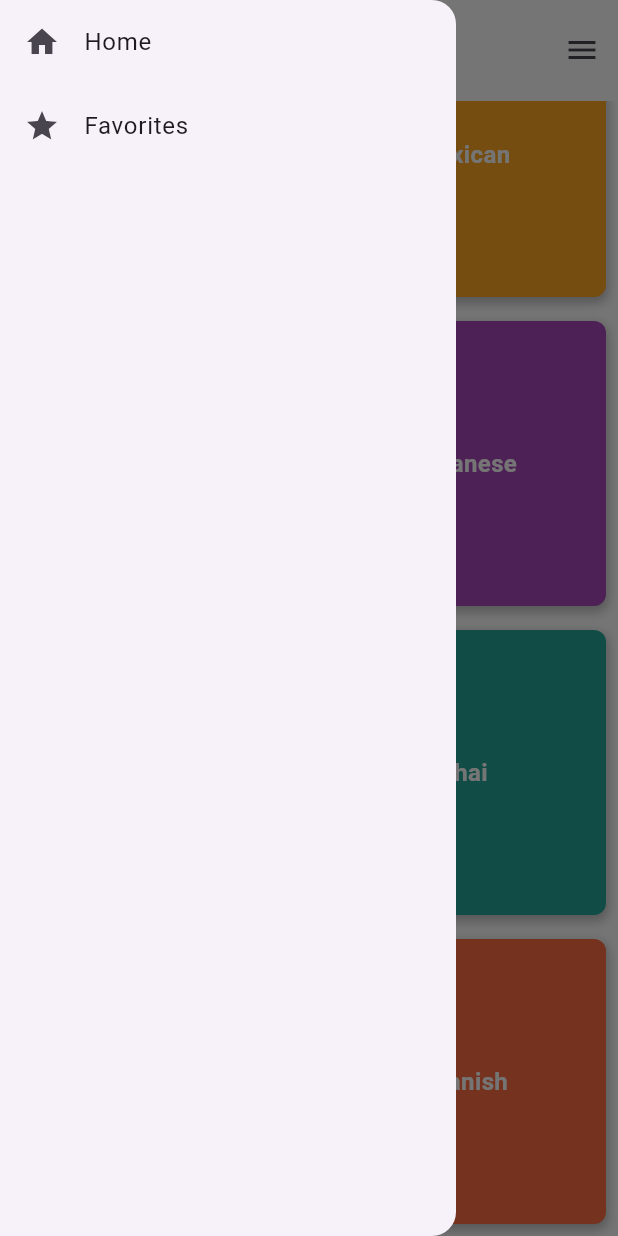
After one commit to JUDEJEEVAN/recipies-app, a Flutter app: the screen it shows after launch, scrolled down 273 dp, after a tap on the "menu" icon, on a phone screen of 412 x 824 dp. The commit adds this screen. Run offline on Flutter 3.47's test engine with Material 3 defaults, Android fonts, the phone set to English and light mode, and no system bars; our stand-ins replace gap.

Commit message:
Session 23 (#3)
* added image urls for some recipe.

* created a custom drawer for common usage across the application.

* hamburger icon to open the drawer has been added.

```diff
--- /dev/null
+++ b/recipe_app/lib/components/custom_drawer.dart
@@ -0,0 +1,34 @@
+import 'package:flutter/material.dart';
+
+import 'package:recipe_app/screens/home_screen.dart';
+
+class CustomDrawer extends StatelessWidget {
+  const CustomDrawer({
+    super.key,
+  });
+
+  @override
+  Widget build(BuildContext context) {
+    return Drawer(
+      child: ListView(
+        children: [
+          ListTile(
+            leading: const Icon(Icons.home),
+            title: const Text('Home'),
+            onTap: () {
+              Navigator.pushReplacement(
+                context,
+                MaterialPageRoute(builder: (context) => const HomeScreen()),
+              );
+            },
+          ),
+          ListTile(
+            leading: const Icon(Icons.star),
+            title: const Text('Favorites'),
+            onTap: () {},
+          ),
+        ],
+      ),
+    );
+  }
+}
--- a/recipe_app/lib/data/sample_categories.dart
+++ b/recipe_app/lib/data/sample_categories.dart
@@ -12,7 +12,7 @@ final List<FoodCategory> foodCategories = [
         name: 'Noodles',
         procedure: ['Boil water', 'Boil noodles', 'Add sauce', 'Serve hot'],
         imageUrl:
-            'https://www.datocms-assets.com/34887/1636118293-food-slider-placeholder.png?crop=focalpoint&fit=crop&h=460&q=60&w=640',
+            'https://bebraveandbloom.com/wp-content/uploads/2022/04/chinese-lo-mein-noodles-recipe-tasty-1.jpg',
         description:
             'Noodles are a staple food in many cultures made from unleavened dough that is stretched, extruded, or rolled flat and cut into one of a variety of shapes. A noodle is a piece of pasta, especially a ribbon-shaped one.',
       ),
@@ -35,19 +35,28 @@ final List<FoodCategory> foodCategories = [
           'Stir-fry with vegetables',
           'Add sauce'
         ],
+        imageUrl:
+            'https://upload.wikimedia.org/wikipedia/commons/thumb/3/39/Phat_Thai_kung_Chang_Khien_street_stall.jpg/1200px-Phat_Thai_kung_Chang_Khien_street_stall.jpg',
         description:
             'Pad Thai is a stir-fried rice noodle dish commonly served as a street food and at most restaurants in Thailand as part of the country\'s cuisine. It is typically made with rice noodles, chicken, beef or tofu, peanuts, a scrambled egg, and bean sprouts, among other vegetables. The ingredients are sautéed together in a wok and tossed in a delicious pad thai sauce made of tamarind paste, fish sauce, sugar, and vinegar.',
       ),
       Food(
           name: 'Hakka Noodles',
           procedure: ['Boil noodles', 'Stir-fry with veggies and sauce'],
+          imageUrl:
+              'https://www.indianhealthyrecipes.com/wp-content/uploads/2021/07/hakka-noodles-recipe.jpg',
           description:
               'Hakka noodles is a popular Indo-Chinese dish made with noodles, vegetables, and Chinese sauces. It is a popular street food in India and is often served in restaurants and fast-food chains. The noodles are stir-fried with vegetables like bell peppers, carrots, cabbage, and spring onions, along with sauces like soy sauce, chili sauce, and vinegar. It is a quick and easy dish to make and is perfect for lunch or dinner.'),
-      Food(name: 'Sweet and Sour Chicken', procedure: [
+      Food(
+        name: 'Sweet and Sour Chicken',
+        procedure: [
           'Fry chicken',
           'Prepare sweet and sour sauce',
           'Mix together'
-      ]),
+        ],
+        imageUrl:
+            'https://www.swankyrecipes.com/wp-content/uploads/2022/05/Best-Sweet-and-Sour-Chicken.jpg',
+      ),
     ],
   ),
   FoodCategory(
@@ -55,21 +64,33 @@ final List<FoodCategory> foodCategories = [
     title: 'Italian',
     color: Colors.blue.shade400,
     availableRecipe: [
-      Food(name: 'Pasta Carbonara', procedure: [
-        'Boil pasta',
-        'Fry bacon',
-        'Mix with egg and cheese sauce'
-      ]),
+      Food(
+        name: 'Pasta Carbonara',
+        procedure: ['Boil pasta', 'Fry bacon', 'Mix with egg and cheese sauce'],
+        imageUrl:
+            'https://www.allrecipes.com/thmb/a_0W8yk_LLCtH-VPqg2uLD9I5Pk=/0x512/filters:no_upscale():max_bytes(150000):strip_icc()/11973-spaghetti-carbonara-ii-DDMFS-4x3-6edea51e421e4457ac0c3269f3be5157.jpg',
+      ),
       Food(
         name: 'Margherita Pizza',
-          procedure: ['Prepare dough', 'Add tomato sauce and cheese', 'Bake']),
+        procedure: ['Prepare dough', 'Add tomato sauce and cheese', 'Bake'],
+        imageUrl:
+            'https://cookieandkate.com/images/2021/07/classic-margherita-pizza.jpg',
+      ),
       Food(
         name: 'Lasagna',
-          procedure: ['Layer pasta, meat, and cheese', 'Bake until golden']),
-      Food(name: 'Tiramisu', procedure: [
+        procedure: ['Layer pasta, meat, and cheese', 'Bake until golden'],
+        imageUrl:
+            'https://encrypted-tbn1.gstatic.com/images?q=tbn:ANd9GcQQ_O_cyIiiujTofpRzt-rg0XXiaLbfZJynOoQTwnpj5U9qkGOhJ79XEm8rjeXnmxDP6Z6LZA',
+      ),
+      Food(
+        name: 'Tiramisu',
+        procedure: [
           'Prepare coffee mixture',
           'Layer with mascarpone and biscuits'
-      ]),
+        ],
+        imageUrl:
+            'https://butternutbakeryblog.com/wp-content/uploads/2024/05/classic-tiramisu.jpg',
+      ),
       Food(
           name: 'Bruschetta',
           procedure: ['Toast bread', 'Top with tomatoes, garlic, and basil']),
--- a/recipe_app/lib/screens/home_screen.dart
+++ b/recipe_app/lib/screens/home_screen.dart
@@ -1,11 +1,11 @@
 import 'package:flutter/material.dart';
+import 'package:gap/gap.dart';
 
 import 'package:recipe_app/components/category_grid_item.dart';
 import 'package:recipe_app/components/custom_grid.dart';
 import 'package:recipe_app/data/sample_categories.dart';
 import 'package:recipe_app/routes/router_functions.dart';
-import 'package:gap/gap.dart';
-import 'package:recipe_app/models/food_category.dart';
+import 'package:recipe_app/components/custom_drawer.dart';
 
 class HomeScreen extends StatelessWidget {
   const HomeScreen({super.key});
@@ -13,12 +13,16 @@ class HomeScreen extends StatelessWidget {
   @override
   Widget build(BuildContext context) {
     return Scaffold(
+      drawer: const CustomDrawer(),
       backgroundColor: Colors.white,
       body: SafeArea(
         child: Column(
           crossAxisAlignment: CrossAxisAlignment.start,
           children: [
             // App title
+            Row(
+              mainAxisAlignment: MainAxisAlignment.spaceBetween,
+              children: [
                 Padding(
                   padding: const EdgeInsets.all(8.0),
                   child: Text(
@@ -30,6 +34,20 @@ class HomeScreen extends StatelessWidget {
                     ),
                     // style: GoogleFonts.lato(),
                   ),
+                ),
+                // const Spacer(),
+                const Gap(8),
+                Builder(
+                  builder: (context) {
+                    return IconButton(
+                      onPressed: () {
+                        Scaffold.of(context).openDrawer();
+                      },
+                      icon: const Icon(Icons.menu),
+                    );
+                  },
+                ),
+              ],
             ),
 
             // const Gap(16),
```
Also changed, not shown: recipe_app/lib/screens/food_recipes_screen.dart (+20 -3 lines). Lines whose indentation alone changed are shown as unchanged.
